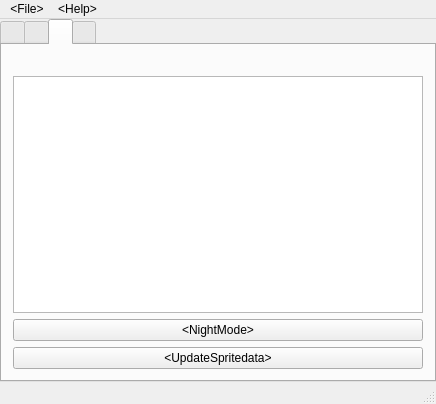
Above: mainwindow.ui from ExplosBlue/CoinKiller before the change. Below: the same form after it.
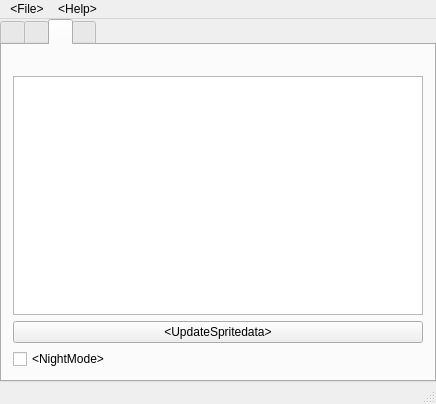
That is the form after the change. The open tabs and pages were chosen to show the change.

Commit message: Save Nightmode / Checbox instead of button

Diff of the .ui file:
```diff
--- a/mainwindow.ui
+++ b/mainwindow.ui
@@ -126,16 +126,16 @@
            <widget class="QListWidget" name="languageSelector"/>
           </item>
           <item>
-           <widget class="QPushButton" name="nightModeBtn">
+           <widget class="QPushButton" name="updateSpriteData">
             <property name="text">
-             <string>&lt;NightMode&gt;</string>
+             <string>&lt;UpdateSpritedata&gt;</string>
             </property>
            </widget>
           </item>
           <item>
-           <widget class="QPushButton" name="updateSpriteData">
+           <widget class="QCheckBox" name="nightModeCheckbox">
             <property name="text">
-             <string>&lt;UpdateSpritedata&gt;</string>
+             <string>&lt;NightMode&gt;</string>
             </property>
            </widget>
           </item>
```
The commit also changes 4 other files.
